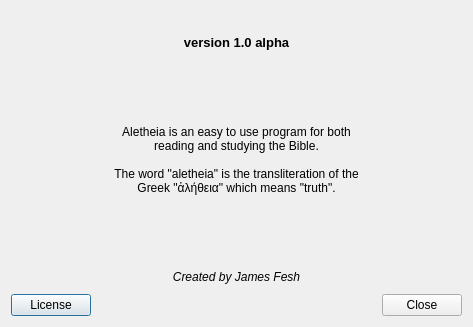
First picture: the form in aboutdialog.ui, repository jfesh95/aletheia, before the edit.
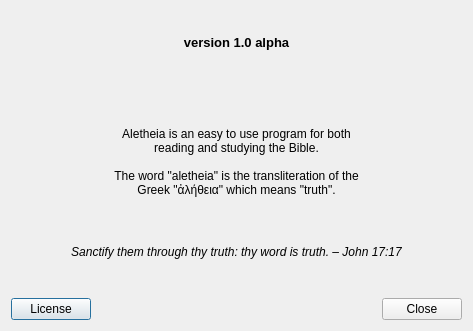
Second picture: the form after the edit. Icons and pictures are not drawn.

The edit to the form file:
```diff
--- a/aboutdialog.ui
+++ b/aboutdialog.ui
@@ -7,7 +7,7 @@
     <x>0</x>
     <y>0</y>
     <width>473</width>
-    <height>327</height>
+    <height>331</height>
    </rect>
   </property>
   <property name="windowTitle">
@@ -80,10 +80,10 @@
        <item>
         <widget class="QLabel" name="label_4">
          <property name="text">
-          <string>&lt;html&gt;&lt;head/&gt;&lt;body&gt;&lt;p&gt;&lt;span style=&quot; font-style:italic;&quot;&gt;Created by James Fesh&lt;/span&gt;&lt;/p&gt;&lt;/body&gt;&lt;/html&gt;</string>
+          <string>&lt;html&gt;&lt;head/&gt;&lt;body&gt;&lt;p align=&quot;center&quot;&gt;&lt;span style=&quot; font-style:italic;&quot;&gt;Sanctify them through thy truth: thy word is truth. &lt;/span&gt;– &lt;span style=&quot; font-style:italic;&quot;&gt;John 17:17&lt;/span&gt;&lt;/p&gt;&lt;/body&gt;&lt;/html&gt;</string>
          </property>
-         <property name="alignment">
-          <set>Qt::AlignBottom|Qt::AlignHCenter</set>
+         <property name="margin">
+          <number>2</number>
          </property>
         </widget>
        </item>
```
Left out of the diff: 18 changed lines with no effect on the pictures.
